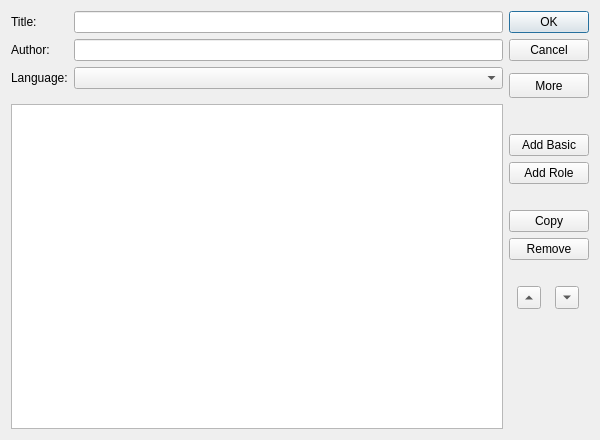
Sigil-Ebook/Sigil, file src/Sigil/Form_Files/MetaEditor.ui: the form before one commit.
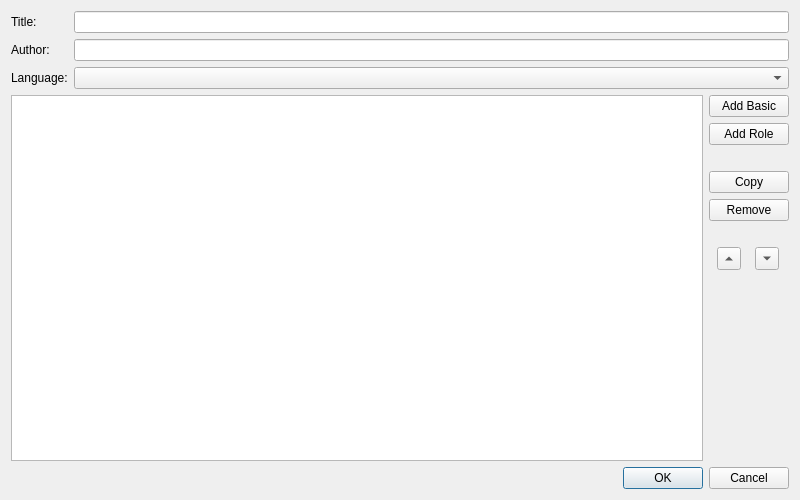
The form after the commit.

What changed in the file:
```diff
--- a/src/Sigil/Form_Files/MetaEditor.ui
+++ b/src/Sigil/Form_Files/MetaEditor.ui
@@ -6,8 +6,8 @@
    <rect>
     <x>0</x>
     <y>0</y>
-    <width>600</width>
-    <height>440</height>
+    <width>800</width>
+    <height>500</height>
    </rect>
   </property>
   <property name="sizePolicy">
@@ -95,70 +95,7 @@
       </layout>
      </item>
      <item>
-      <layout class="QVBoxLayout" name="verticalLayout">
-       <item>
-        <widget class="QDialogButtonBox" name="buttonBox">
-         <property name="sizePolicy">
-          <sizepolicy hsizetype="Maximum" vsizetype="Expanding">
-           <horstretch>0</horstretch>
-           <verstretch>0</verstretch>
-          </sizepolicy>
-         </property>
-         <property name="maximumSize">
-          <size>
-           <width>16777215</width>
-           <height>56</height>
-          </size>
-         </property>
-         <property name="orientation">
-          <enum>Qt::Vertical</enum>
-         </property>
-         <property name="standardButtons">
-          <set>QDialogButtonBox::Cancel|QDialogButtonBox::Ok</set>
-         </property>
-        </widget>
-       </item>
-       <item>
-        <widget class="QPushButton" name="btMore">
-         <property name="sizePolicy">
-          <sizepolicy hsizetype="Ignored" vsizetype="Fixed">
-           <horstretch>0</horstretch>
-           <verstretch>0</verstretch>
-          </sizepolicy>
-         </property>
-         <property name="maximumSize">
-          <size>
-           <width>16777215</width>
-           <height>25</height>
-          </size>
-         </property>
-         <property name="sizeIncrement">
-          <size>
-           <width>0</width>
-           <height>0</height>
-          </size>
-         </property>
-         <property name="baseSize">
-          <size>
-           <width>0</width>
-           <height>0</height>
-          </size>
-         </property>
-         <property name="text">
-          <string>More</string>
-         </property>
-         <property name="checkable">
-          <bool>false</bool>
-         </property>
-         <property name="default">
-          <bool>false</bool>
-         </property>
-         <property name="flat">
-          <bool>false</bool>
-         </property>
-        </widget>
-       </item>
-      </layout>
+      <layout class="QVBoxLayout" name="verticalLayout"/>
      </item>
     </layout>
    </item>
@@ -177,7 +114,10 @@
          </size>
         </property>
         <property name="alternatingRowColors">
-         <bool>false</bool>
+         <bool>true</bool>
+        </property>
+        <property name="selectionBehavior">
+         <enum>QAbstractItemView::SelectRows</enum>
         </property>
        </widget>
       </item>
@@ -185,22 +125,6 @@
        <layout class="QVBoxLayout" name="verticalLayout_5">
         <item>
          <layout class="QVBoxLayout" name="verticalLayout_2">
-          <item>
-           <spacer name="verticalSpacer_4">
-            <property name="orientation">
-             <enum>Qt::Vertical</enum>
-            </property>
-            <property name="sizeType">
-             <enum>QSizePolicy::Fixed</enum>
-            </property>
-            <property name="sizeHint" stdset="0">
-             <size>
-              <width>20</width>
-              <height>30</height>
-             </size>
-            </property>
-           </spacer>
-          </item>
           <item>
            <widget class="QPushButton" name="btAddBasic">
             <property name="toolTip">
@@ -326,6 +250,13 @@
      </layout>
     </widget>
    </item>
+   <item row="2" column="0">
+    <widget class="QDialogButtonBox" name="buttonBox">
+     <property name="standardButtons">
+      <set>QDialogButtonBox::Cancel|QDialogButtonBox::Ok</set>
+     </property>
+    </widget>
+   </item>
   </layout>
  </widget>
  <tabstops>
```
Left out of the diff: 22 changed lines with no effect on the pictures.
